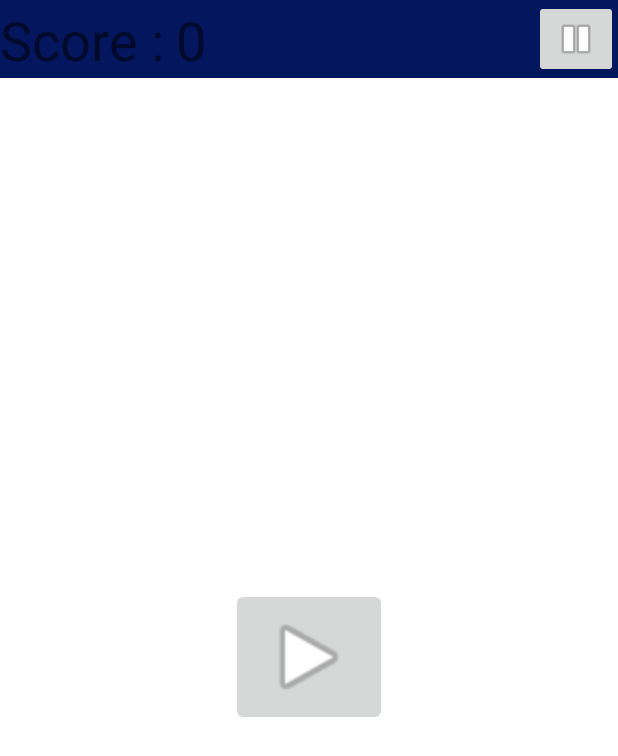
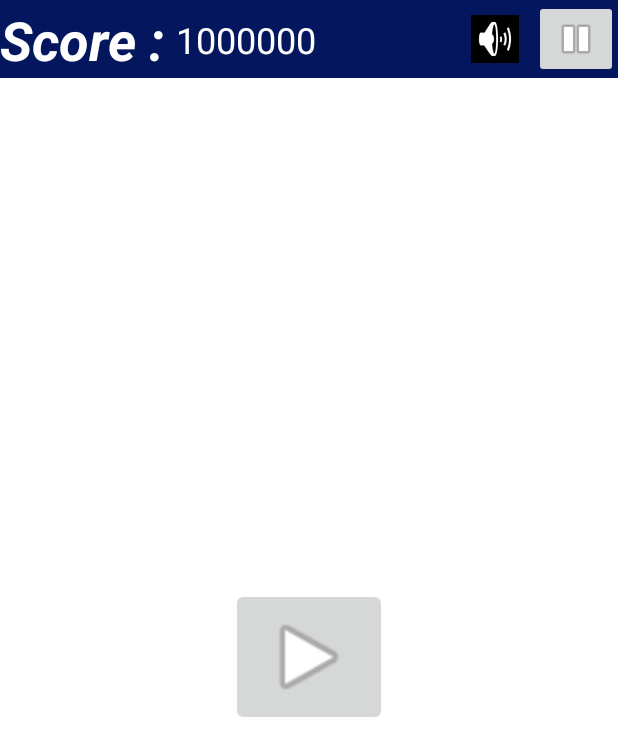
Before and after one commit to corentinckf/Replikapp-Android, an Android app: the layout activity_game_ii.xml on its own in the app's theme, with its tools: preview values and no code run, on a phone screen of 412 x 824 dp. Shown: the top 756 px of the screen. Run offline under Robolectric (Android 15) with nearby library versions, the phone set to English and light mode, and no system bars.

Commit message:
Debut du jeu en mode pause

```diff
--- a/app/src/main/java/com/ckfcsteam/spaceinvaders/Game1.java
+++ b/app/src/main/java/com/ckfcsteam/spaceinvaders/Game1.java
@@ -67,7 +67,7 @@ public class Game1 extends SurfaceView implements SurfaceHolder.Callback{
 
         // Le jeu n'est pas encore chargé
         score = -1;
-        disabled = false;
+        disabled = true;
         this.level = level;
         gameover = false;
         activity = act;
@@ -102,7 +102,7 @@ public class Game1 extends SurfaceView implements SurfaceHolder.Callback{
         // Initialisation du score
         score = 0;
         stringOfScore = "Level : " + level;
-        disabled = false;
+        disabled = true;
         gameover = false;
         // Recuperation des dimensions de l'écran
         x = getWidth();
--- a/app/src/main/java/com/ckfcsteam/spaceinvaders/gamelib/HighScore.java
+++ b/app/src/main/java/com/ckfcsteam/spaceinvaders/gamelib/HighScore.java
@@ -1,5 +1,8 @@
 package com.ckfcsteam.spaceinvaders.gamelib;
 
+/**
+ * Classe qui represente un meilleur score
+ */
 public class HighScore {
     private String mode;
     private int highScore;
@@ -9,6 +12,7 @@ public class HighScore {
         this.mode = mode;
     }
 
+    /* Getter sur les attributs */
     public String getMode() {
         return mode;
     }
--- a/app/src/main/res/layout/activity_game_ii.xml
+++ b/app/src/main/res/layout/activity_game_ii.xml
@@ -23,7 +23,9 @@
             android:layout_weight="1"
             android:clickable="false"
             android:text="@string/scoreII"
+            android:textColor="#FFFFFF"
             android:textSize="36sp"
+            android:textStyle="bold|italic"
             app:layout_constraintBottom_toBottomOf="parent"
             app:layout_constraintStart_toStartOf="parent"
             app:layout_constraintTop_toTopOf="parent" />
@@ -35,11 +37,26 @@
             android:layout_marginStart="8dp"
             android:layout_marginLeft="8dp"
             android:layout_weight="1"
-            android:text="0"
-            android:textSize="36sp"
+            android:text="1000000"
+            android:textColor="#FFFFFF"
+            android:textSize="24sp"
             app:layout_constraintBottom_toBottomOf="parent"
             app:layout_constraintStart_toEndOf="@+id/textView"
             app:layout_constraintTop_toTopOf="parent" />
+
+        <ImageButton
+            android:id="@+id/songImg"
+            android:layout_width="wrap_content"
+            android:layout_height="wrap_content"
+            android:layout_marginEnd="10dp"
+            android:layout_marginRight="10dp"
+            android:background="#000000"
+            android:contentDescription="@string/song"
+            android:onClick="songOnOff"
+            app:layout_constraintBottom_toBottomOf="parent"
+            app:layout_constraintEnd_toStartOf="@+id/stateImg"
+            app:layout_constraintTop_toTopOf="parent"
+            app:srcCompat="@android:drawable/ic_lock_silent_mode_off" />
 
         <ImageButton
             android:id="@+id/stateImg"
--- a/app/src/main/res/values/strings.xml
+++ b/app/src/main/res/values/strings.xml
@@ -72,6 +72,7 @@
     <string name="mode2">"Mode : "</string>
     <string name="nothing">- - -</string>
     <string name="trophy">trophy</string>
+    <string name="song">song</string>
 
 
 </resources>
```
Also changed, not shown: 1 other file.
